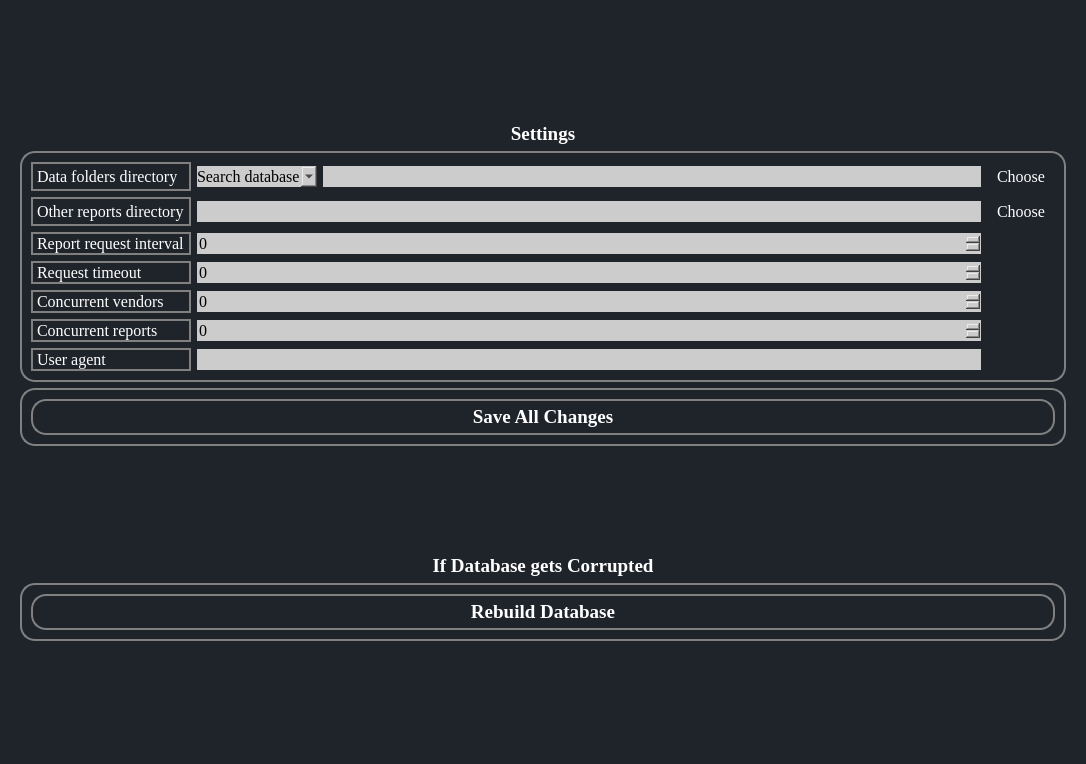
Qt form ui/Settingtab.ui (aanushri9/Counter-Harvesting-5.1) before a commit.
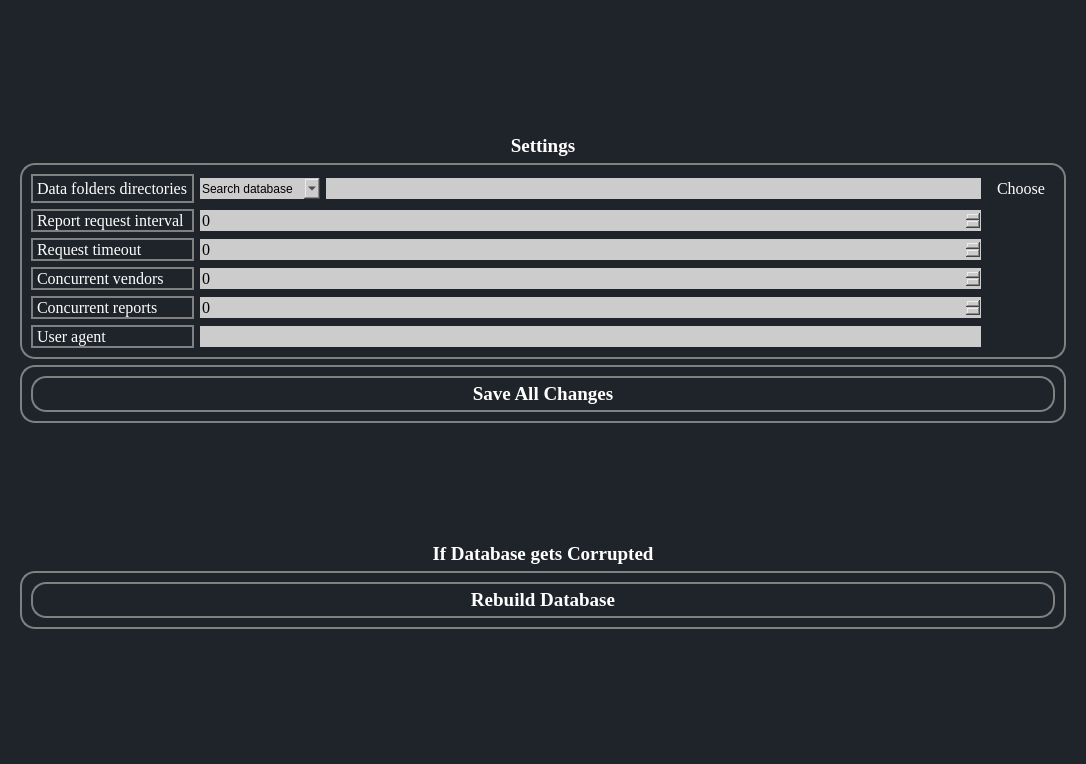
The same form after that commit. Icons and pictures are not drawn.

Patch:
```diff
--- a/ui/Settingtab.ui
+++ b/ui/Settingtab.ui
@@ -118,7 +118,7 @@
              </property>
              <property name="icon">
               <iconset>
-               <normaloff>resources/Icons/diskette.png</normaloff>resources/Icons/diskette.png</iconset>
+               <normaloff>../Final Project/COUNTER-Release-5.1/ui/resources/Icons/diskette.png</normaloff>../Final Project/COUNTER-Release-5.1/ui/resources/Icons/diskette.png</iconset>
              </property>
              <property name="iconSize">
               <size>
@@ -151,49 +151,8 @@
         <layout class="QGridLayout" name="gridLayout_4">
          <item row="0" column="0">
           <layout class="QGridLayout" name="gridLayout">
-           <item row="0" column="3">
-            <widget class="QLineEdit" name="lineEdit_2">
-             <property name="font">
-              <font>
-               <family>Georgia</family>
-               <pointsize>12</pointsize>
-              </font>
-             </property>
-             <property name="styleSheet">
-              <string notr="true">QLineEdit {
-    color: black; /* 文本颜色为黑色 */
-	background-color: #cccccc;
-}
-</string>
-             </property>
-            </widget>
-           </item>
-           <item row="0" column="4">
-            <widget class="QPushButton" name="pushButton_2">
-             <property name="font">
-              <font>
-               <family>Georgia</family>
-               <pointsize>12</pointsize>
-              </font>
-             </property>
-             <property name="styleSheet">
-              <string notr="true">QPushButton:hover {
-    background-color: #0000FF; /* 鼠标悬停时的背景颜色为蓝色 */
-    color: #FFFFFF; /* 鼠标悬停时的文字颜色为白色 */
-}
-</string>
-             </property>
-             <property name="text">
-              <string>Choose</string>
-             </property>
-             <property name="icon">
-              <iconset>
-               <normaloff>resources/Icons/folder.png</normaloff>resources/Icons/folder.png</iconset>
-             </property>
-            </widget>
-           </item>
-           <item row="0" column="0">
-            <widget class="QLabel" name="label_7">
+           <item row="4" column="0">
+            <widget class="QLabel" name="label_5">
              <property name="font">
               <font>
                <family>Georgia</family>
@@ -201,7 +160,7 @@
               </font>
              </property>
              <property name="toolTip">
-              <string>We can set where to save search database, vendor data file and yearly reports here</string>
+              <string>The maximum number of reports to work on at the same time. If set too high, the UI might freeze while fetching reports but the fetching process will continue.</string>
              </property>
              <property name="styleSheet">
               <string notr="true">QToolTip {
@@ -211,35 +170,34 @@
 </string>
              </property>
              <property name="text">
-              <string>Data folders directory</string>
-             </property>
-            </widget>
-           </item>
-           <item row="1" column="4">
-            <widget class="QPushButton" name="pushButton_4">
-             <property name="font">
-              <font>
-               <family>Georgia</family>
-               <pointsize>12</pointsize>
-              </font>
-             </property>
-             <property name="styleSheet">
-              <string notr="true">QPushButton:hover {
-    background-color: #0000FF; /* 鼠标悬停时的背景颜色为蓝色 */
-    color: #FFFFFF; /* 鼠标悬停时的文字颜色为白色 */
-}
-</string>
-             </property>
-             <property name="text">
-              <string>Choose</string>
-             </property>
-             <property name="icon">
-              <iconset>
-               <normaloff>resources/Icons/folder.png</normaloff>resources/Icons/folder.png</iconset>
+              <string>Concurrent reports</string>
              </property>
             </widget>
            </item>
            <item row="2" column="0">
+            <widget class="QLabel" name="label_3">
+             <property name="font">
+              <font>
+               <family>Georgia</family>
+               <pointsize>12</pointsize>
+              </font>
+             </property>
+             <property name="toolTip">
+              <string>The number of seconds the program will allow a vendor to respond to each report request before cancelling it.</string>
+             </property>
+             <property name="styleSheet">
+              <string notr="true">QToolTip {
+    color: black;
+    background-color: #FFFFE0; 
+}
+</string>
+             </property>
+             <property name="text">
+              <string>Request timeout</string>
+             </property>
+            </widget>
+           </item>
+           <item row="1" column="0">
             <widget class="QLabel" name="label_2">
              <property name="font">
               <font>
@@ -263,7 +221,7 @@
             </widget>
            </item>
            <item row="3" column="0">
-            <widget class="QLabel" name="label_3">
+            <widget class="QLabel" name="label_4">
              <property name="font">
               <font>
                <family>Georgia</family>
@@ -271,7 +229,7 @@
               </font>
              </property>
              <property name="toolTip">
-              <string>The number of seconds the program will allow a vendor to respond to each report request before cancelling it.</string>
+              <string>Can change if you find the load on your desktop is too high</string>
              </property>
              <property name="styleSheet">
               <string notr="true">QToolTip {
@@ -281,34 +239,11 @@
 </string>
              </property>
              <property name="text">
-              <string>Request timeout</string>
+              <string>Concurrent vendors</string>
              </property>
             </widget>
            </item>
            <item row="5" column="0">
-            <widget class="QLabel" name="label_5">
-             <property name="font">
-              <font>
-               <family>Georgia</family>
-               <pointsize>12</pointsize>
-              </font>
-             </property>
-             <property name="toolTip">
-              <string>The maximum number of reports to work on at the same time. If set too high, the UI might freeze while fetching reports but the fetching process will continue.</string>
-             </property>
-             <property name="styleSheet">
-              <string notr="true">QToolTip {
-    color: black;
-    background-color: #FFFFE0; 
-}
-</string>
-             </property>
-             <property name="text">
-              <string>Concurrent reports</string>
-             </property>
-            </widget>
-           </item>
-           <item row="6" column="0">
             <widget class="QLabel" name="label_6">
              <property name="font">
               <font>
@@ -331,8 +266,8 @@
              </property>
             </widget>
            </item>
-           <item row="4" column="0">
-            <widget class="QLabel" name="label_4">
+           <item row="0" column="0">
+            <widget class="QLabel" name="label_7">
              <property name="font">
               <font>
                <family>Georgia</family>
@@ -340,7 +275,7 @@
               </font>
              </property>
              <property name="toolTip">
-              <string>Can change if you find the load on your desktop is too high</string>
+              <string>We can set where to save search database, vendor data file and yearly reports here</string>
              </property>
              <property name="styleSheet">
               <string notr="true">QToolTip {
@@ -350,94 +285,31 @@
 </string>
              </property>
              <property name="text">
-              <string>Concurrent vendors</string>
-             </property>
-            </widget>
-           </item>
-           <item row="1" column="0">
-            <widget class="QLabel" name="label_8">
-             <property name="font">
-              <font>
-               <family>Georgia</family>
-               <pointsize>12</pointsize>
-              </font>
-             </property>
-             <property name="toolTip">
-              <string>This is where the special and non-calendar-year data range reports will be saved</string>
-             </property>
-             <property name="statusTip">
-              <string/>
-             </property>
-             <property name="styleSheet">
-              <string notr="true">QToolTip {
-    color: black; 
-    background-color: #FFFFE0;
-}
-</string>
-             </property>
-             <property name="text">
-              <string>Other reports directory</string>
-             </property>
-            </widget>
-           </item>
-           <item row="6" column="1" colspan="3">
-            <widget class="QLineEdit" name="lineEdit">
-             <property name="font">
-              <font>
-               <family>Georgia</family>
-               <pointsize>12</pointsize>
-              </font>
-             </property>
-             <property name="styleSheet">
-              <string notr="true">QLineEdit {
-    color: black; /* 文本颜色为黑色 */
-	background-color: #cccccc;
-}
-</string>
-             </property>
-            </widget>
-           </item>
-           <item row="3" column="1" colspan="3">
-            <widget class="QSpinBox" name="spinBox_3">
-             <property name="font">
-              <font>
-               <family>Georgia</family>
-               <pointsize>12</pointsize>
-              </font>
-             </property>
-             <property name="styleSheet">
-              <string notr="true">QSpinBox {
-    color: black; /* 文本颜色为黑色 */
-	background-color: #cccccc;
-}
-</string>
-             </property>
-             <property name="maximum">
-              <number>9999</number>
-             </property>
-            </widget>
-           </item>
-           <item row="2" column="1" colspan="3">
-            <widget class="QSpinBox" name="spinBox_4">
-             <property name="font">
-              <font>
-               <family>Georgia</family>
-               <pointsize>12</pointsize>
-              </font>
-             </property>
-             <property name="styleSheet">
-              <string notr="true">QSpinBox {
-    color: black; /* 文本颜色为黑色 */
-	background-color: #cccccc;
-}
-</string>
-             </property>
-             <property name="maximum">
-              <number>9999</number>
+              <string>Data folders directories</string>
              </property>
             </widget>
            </item>
            <item row="4" column="1" colspan="3">
+            <widget class="QSpinBox" name="spinBox">
+             <property name="font">
+              <font>
+               <family>Georgia</family>
+               <pointsize>12</pointsize>
+              </font>
+             </property>
+             <property name="styleSheet">
+              <string notr="true">QSpinBox {
+    color: black; /* 文本颜色为黑色 */
+	background-color: #cccccc;
+}
+</string>
+             </property>
+             <property name="maximum">
+              <number>9999</number>
+             </property>
+            </widget>
+           </item>
+           <item row="3" column="1" colspan="3">
             <widget class="QSpinBox" name="spinBox_2">
              <property name="font">
               <font>
@@ -457,8 +329,28 @@
              </property>
             </widget>
            </item>
+           <item row="2" column="1" colspan="3">
+            <widget class="QSpinBox" name="spinBox_3">
+             <property name="font">
+              <font>
+               <family>Georgia</family>
+               <pointsize>12</pointsize>
+              </font>
+             </property>
+             <property name="styleSheet">
+              <string notr="true">QSpinBox {
+    color: black; /* 文本颜色为黑色 */
+	background-color: #cccccc;
+}
+</string>
+             </property>
+             <property name="maximum">
+              <number>9999</number>
+             </property>
+            </widget>
+           </item>
            <item row="5" column="1" colspan="3">
-            <widget class="QSpinBox" name="spinBox">
+            <widget class="QLineEdit" name="lineEdit">
              <property name="font">
               <font>
                <family>Georgia</family>
@@ -466,19 +358,36 @@
               </font>
              </property>
              <property name="styleSheet">
-              <string notr="true">QSpinBox {
+              <string notr="true">QLineEdit {
     color: black; /* 文本颜色为黑色 */
 	background-color: #cccccc;
 }
 </string>
              </property>
-             <property name="maximum">
-              <number>9999</number>
-             </property>
             </widget>
            </item>
            <item row="1" column="1" colspan="3">
-            <widget class="QLineEdit" name="lineEdit_3">
+            <widget class="QSpinBox" name="spinBox_4">
+             <property name="font">
+              <font>
+               <family>Georgia</family>
+               <pointsize>12</pointsize>
+              </font>
+             </property>
+             <property name="styleSheet">
+              <string notr="true">QSpinBox {
+    color: black; /* 文本颜色为黑色 */
+	background-color: #cccccc;
+}
+</string>
+             </property>
+             <property name="maximum">
+              <number>9999</number>
+             </property>
+            </widget>
+           </item>
+           <item row="0" column="3">
+            <widget class="QLineEdit" name="lineEdit_2">
              <property name="font">
               <font>
                <family>Georgia</family>
@@ -494,6 +403,30 @@
              </property>
             </widget>
            </item>
+           <item row="0" column="4">
+            <widget class="QPushButton" name="pushButton_2">
+             <property name="font">
+              <font>
+               <family>Georgia</family>
+               <pointsize>12</pointsize>
+              </font>
+             </property>
+             <property name="styleSheet">
+              <string notr="true">QPushButton:hover {
+    background-color: #0000FF; /* 鼠标悬停时的背景颜色为蓝色 */
+    color: #FFFFFF; /* 鼠标悬停时的文字颜色为白色 */
+}
+</string>
+             </property>
+             <property name="text">
+              <string>Choose</string>
+             </property>
+             <property name="icon">
+              <iconset>
+               <normaloff>../Final Project/COUNTER-Release-5.1/ui/resources/Icons/folder.png</normaloff>../Final Project/COUNTER-Release-5.1/ui/resources/Icons/folder.png</iconset>
+             </property>
+            </widget>
+           </item>
            <item row="0" column="1" colspan="2">
             <widget class="QComboBox" name="comboBox">
              <property name="font">
@@ -513,6 +446,9 @@
 }
 </string>
              </property>
+             <property name="editable">
+              <bool>true</bool>
+             </property>
              <item>
               <property name="text">
                <string>Search database</string>
@@ -528,6 +464,11 @@
                <string>Yearly reports</string>
               </property>
              </item>
+             <item>
+              <property name="text">
+               <string>Other reports</string>
+              </property>
+             </item>
             </widget>
            </item>
           </layout>
@@ -619,7 +560,7 @@
              </property>
              <property name="icon">
               <iconset>
-               <normaloff>resources/Icons/database.png</normaloff>resources/Icons/database.png</iconset>
+               <normaloff>../Final Project/COUNTER-Release-5.1/ui/resources/Icons/database.png</normaloff>../Final Project/COUNTER-Release-5.1/ui/resources/Icons/database.png</iconset>
              </property>
              <property name="iconSize">
               <size>
```
Left out of the diff: 2 changed lines with no effect on the pictures.
